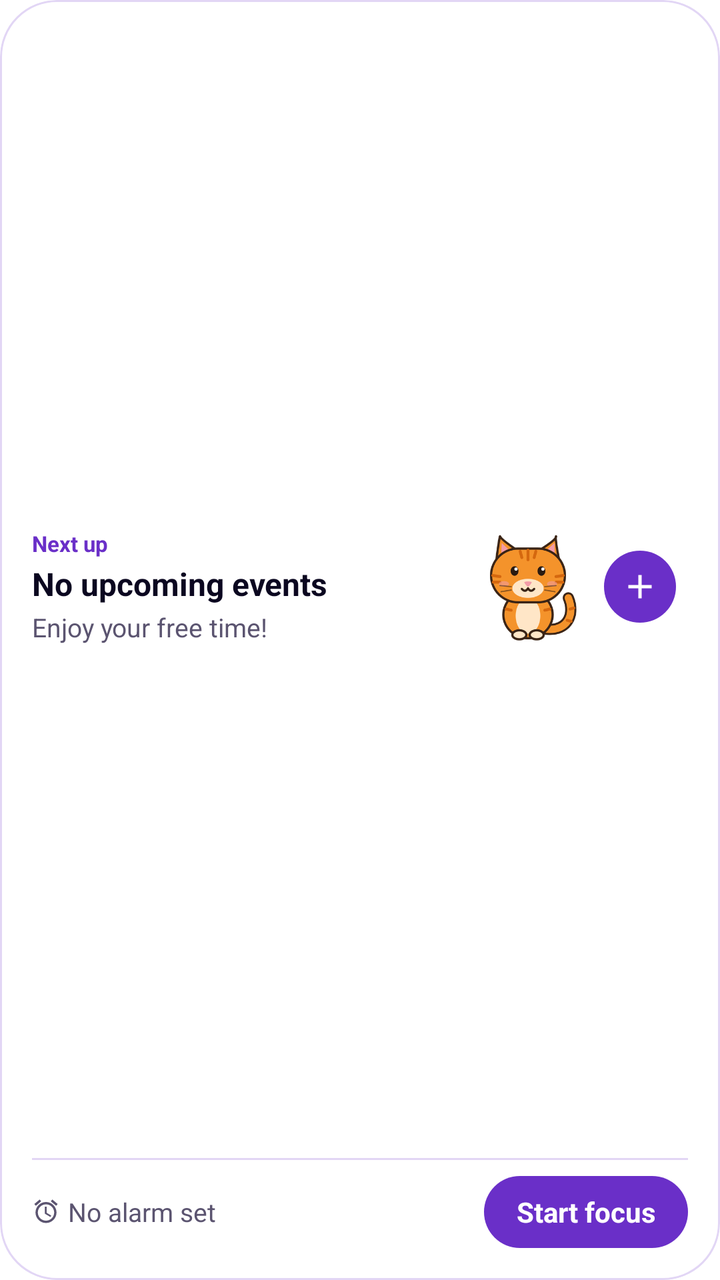
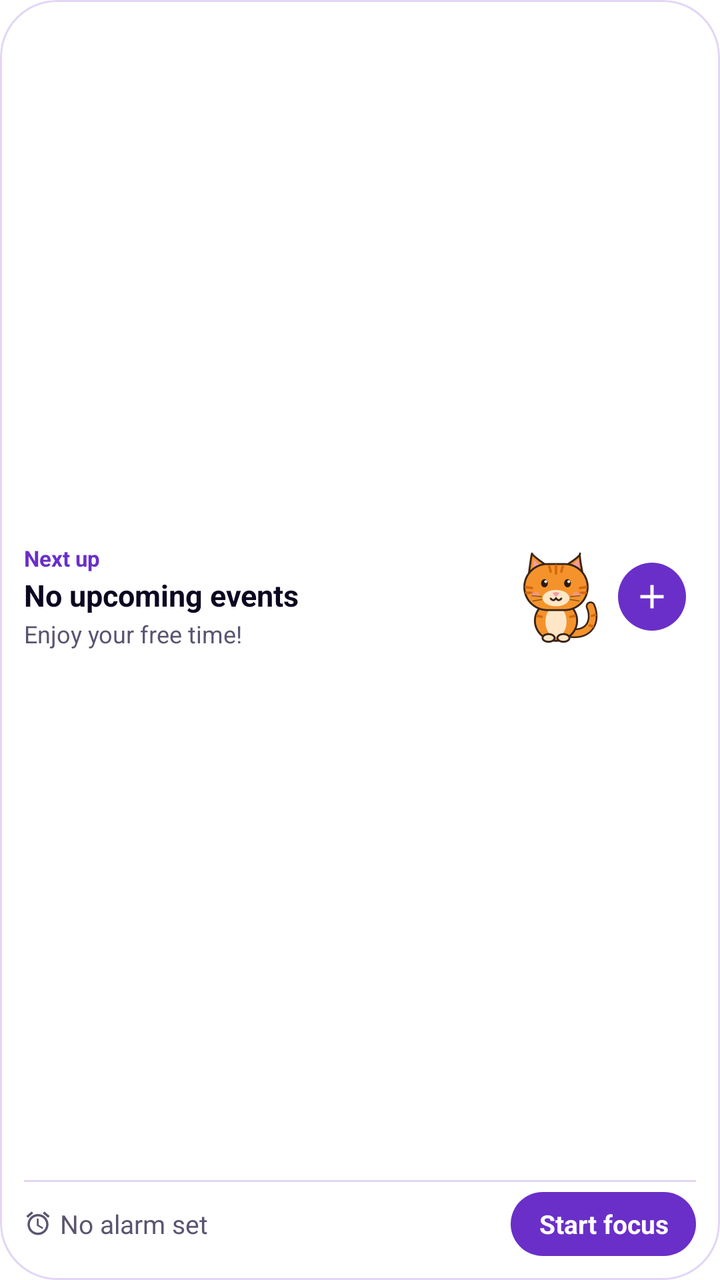

Screens rendered from an Android XML layout before and after an edit, with the pre-edit source and the edit as a unified diff.
<!-- AndroidManifest.xml: fallback theme Theme.MaterialComponents.DayNight.NoActionBar -->
<!-- res/layout/widget_today.xml -->
<?xml version="1.0" encoding="utf-8"?>
<FrameLayout xmlns:android="http://schemas.android.com/apk/res/android" xmlns:tools="http://schemas.android.com/tools"
    android:id="@android:id/background"
    android:layout_width="match_parent"
    android:layout_height="match_parent"
    android:background="@drawable/widget_background"
    android:clipToOutline="true"
    tools:targetApi="31">

    <LinearLayout
        android:layout_width="match_parent"
        android:layout_height="match_parent"
        android:orientation="vertical"
        android:padding="16dp">

        <LinearLayout
            android:id="@+id/today_event_area"
            android:layout_width="match_parent"
            android:layout_height="0dp"
            android:layout_weight="1"
            android:gravity="center_vertical"
            android:orientation="horizontal">

            <LinearLayout
                android:layout_width="0dp"
                android:layout_height="wrap_content"
                android:layout_weight="1"
                android:orientation="vertical">

                <TextView
                    android:layout_width="match_parent"
                    android:layout_height="wrap_content"
                    android:maxLines="1"
                    android:text="@string/widget_next_up"
                    android:textColor="@color/widget_label"
                    android:textSize="11sp"
                    android:textStyle="bold" />
                <TextView
                    android:id="@+id/today_title"
                    android:layout_width="match_parent"
                    android:layout_height="wrap_content"
                    android:layout_marginTop="2dp"
                    android:ellipsize="end"
                    android:fontFeatureSettings="tnum"
                    android:maxLines="2"
                    android:text="@string/widget_no_events"
                    android:textColor="@color/widget_text"
                    android:textSize="16sp"
                    android:textStyle="bold" />
                <TextView
                    android:id="@+id/today_when"
                    android:layout_width="match_parent"
                    android:layout_height="wrap_content"
                    android:layout_marginTop="2dp"
                    android:ellipsize="end"
                    android:fontFeatureSettings="tnum"
                    android:maxLines="1"
                    android:text="@string/widget_free_time"
                    android:textColor="@color/widget_text_2"
                    android:textSize="13sp" />
            </LinearLayout>
            <ImageView
                android:id="@+id/widget_ponpon"
                android:layout_width="56dp"
                android:layout_height="56dp"
                android:layout_gravity="center_vertical"
                android:layout_marginStart="8dp"
                android:contentDescription="@null"
                android:importantForAccessibility="no"
                android:scaleType="fitCenter"
                android:src="@drawable/ponpon_happy" />
        <FrameLayout
            android:id="@+id/today_add"
            android:layout_width="48dp"
            android:layout_height="48dp"
            android:layout_gravity="center_vertical"
            android:layout_marginStart="4dp"
            android:contentDescription="@string/widget_add_event">
            <ImageView
                android:layout_width="36dp"
                android:layout_height="36dp"
                android:layout_gravity="center"
                android:background="@drawable/widget_button"
                android:contentDescription="@null"
                android:importantForAccessibility="no"
                android:padding="8dp"
                android:scaleType="fitCenter"
                android:src="@drawable/ic_widget_add" />
        </FrameLayout>
        </LinearLayout>

        <ImageView
            android:layout_width="match_parent"
            android:layout_height="1dp"
            android:layout_marginTop="8dp"
            android:layout_marginBottom="8dp"
            android:background="@color/widget_hairline"
            android:contentDescription="@null"
            android:importantForAccessibility="no" />

        <LinearLayout
            android:id="@+id/today_alarm_area"
            android:layout_width="match_parent"
            android:layout_height="wrap_content"
            android:gravity="center_vertical"
            android:orientation="horizontal">

            <TextView
                android:id="@+id/today_alarm"
                android:layout_width="0dp"
                android:layout_height="wrap_content"
                android:layout_marginEnd="8dp"
                android:layout_weight="1"
                android:drawablePadding="4dp"
                android:drawableStart="@drawable/ic_widget_alarm"
                android:ellipsize="end"
                android:fontFeatureSettings="tnum"
                android:maxLines="1"
                android:text="@string/widget_no_alarm"
                android:textColor="@color/widget_text_2"
                android:textSize="13sp" />

            <TextView
                android:id="@+id/today_start"
                android:layout_width="wrap_content"
                android:layout_height="36dp"
                android:background="@drawable/widget_button"
                android:gravity="center"
                android:paddingStart="16dp"
                android:paddingEnd="16dp"
                android:text="@string/widget_start_focus"
                android:textColor="@color/widget_button_text"
                android:textSize="14sp"
                android:textStyle="bold" />
            <LinearLayout
                android:id="@+id/today_chip"
                android:layout_width="wrap_content"
                android:layout_height="36dp"
                android:background="@drawable/widget_chip"
                android:gravity="center_vertical"
                android:orientation="horizontal"
                android:paddingStart="12dp"
                android:paddingEnd="12dp"
                android:visibility="gone">
                <TextView
                    android:id="@+id/today_chip_label"
                    android:layout_width="wrap_content"
                    android:layout_height="wrap_content"
                    android:layout_marginEnd="6dp"
                    android:maxLines="1"
                    android:textColor="@color/widget_chip_text"
                    android:textSize="12sp" />
                <Chronometer
                    android:id="@+id/today_timer"
                    android:layout_width="wrap_content"
                    android:layout_height="wrap_content"
                    android:fontFeatureSettings="tnum"
                    android:textColor="@color/widget_chip_text"
                    android:textSize="14sp"
                    android:textStyle="bold" />
            </LinearLayout>
        </LinearLayout>
    </LinearLayout>
</FrameLayout>
<!-- resources referenced by this layout -->
<resources>
  <color name="widget_button_text">#FFFFFF</color>
  <color name="widget_chip_text">#25134D</color>
  <color name="widget_hairline">#E2D6F5</color>
  <color name="widget_label">#6A2FC8</color>
  <color name="widget_text">#0B0720</color>
  <color name="widget_text_2">#5B5470</color>
  <!-- drawable ic_widget_add (drawable) -->
  <?xml version="1.0" encoding="utf-8"?>
  <vector xmlns:android="http://schemas.android.com/apk/res/android"
      android:width="20dp"
      android:height="20dp"
      android:viewportWidth="24"
      android:viewportHeight="24">
      <path
          android:fillColor="@color/widget_button_text"
          android:pathData="M19,13h-6v6h-2v-6H5v-2h6V5h2v6h6v2z" />
  </vector>
  <!-- drawable ic_widget_alarm (drawable) -->
  <?xml version="1.0" encoding="utf-8"?>
  <vector xmlns:android="http://schemas.android.com/apk/res/android"
      android:width="14dp"
      android:height="14dp"
      android:viewportWidth="24"
      android:viewportHeight="24">
      <path
          android:fillColor="@color/widget_text_2"
          android:pathData="M22,5.72l-4.6,-3.86 -1.29,1.53 4.6,3.86L22,5.72zM7.88,3.39L6.6,1.86 2,5.71l1.29,1.53 4.59,-3.85zM12.5,8L11,8v6l4.75,2.85 0.75,-1.23 -4,-2.37L12.5,8zM12,4c-4.97,0 -9,4.03 -9,9s4.02,9 9,9c4.97,0 9,-4.03 9,-9s-4.03,-9 -9,-9zM12,20c-3.87,0 -7,-3.13 -7,-7s3.13,-7 7,-7 7,3.13 7,7 -3.13,7 -7,7z" />
  </vector>
  <!-- drawable ponpon_happy: png bitmap (drawable-nodpi, 44184 bytes) -->
  <!-- drawable widget_background (drawable) -->
  <?xml version="1.0" encoding="utf-8"?>
  <shape xmlns:android="http://schemas.android.com/apk/res/android">
      <solid android:color="@color/widget_surface" />
      <corners android:radius="16dp" />
      <stroke android:width="1dp" android:color="@color/widget_hairline" />
  </shape>
  <!-- drawable widget_button (drawable) -->
  <?xml version="1.0" encoding="utf-8"?>
  <shape xmlns:android="http://schemas.android.com/apk/res/android">
      <solid android:color="@color/widget_button_bg" />
      <corners android:radius="18dp" />
  </shape>
  <!-- drawable widget_chip (drawable) -->
  <?xml version="1.0" encoding="utf-8"?>
  <shape xmlns:android="http://schemas.android.com/apk/res/android">
      <solid android:color="@color/widget_chip_bg" />
      <corners android:radius="18dp" />
  </shape>
  <string name="widget_add_event">Add event</string>
  <string name="widget_free_time">Enjoy your free time!</string>
  <string name="widget_next_up">Next up</string>
  <string name="widget_no_alarm">No alarm set</string>
  <string name="widget_no_events">No upcoming events</string>
  <string name="widget_start_focus">Start focus</string>
  <color name="widget_surface">#FFFFFF</color>
  <color name="widget_button_bg">#6A2FC8</color>
  <color name="widget_chip_bg">#F2E9FF</color>
</resources>

<!-- the commit's change to res/layout/widget_today.xml (unified diff, before → after) -->
@@ -11,7 +11,7 @@
         android:layout_width="match_parent"
         android:layout_height="match_parent"
         android:orientation="vertical"
-        android:padding="16dp">
+        android:padding="12dp">
 
         <LinearLayout
             android:id="@+id/today_event_area"
@@ -39,64 +39,138 @@
                     android:id="@+id/today_title"
                     android:layout_width="match_parent"
                     android:layout_height="wrap_content"
-                    android:layout_marginTop="2dp"
+                    android:layout_marginTop="1dp"
                     android:ellipsize="end"
                     android:fontFeatureSettings="tnum"
-                    android:maxLines="2"
+                    android:maxLines="1"
                     android:text="@string/widget_no_events"
                     android:textColor="@color/widget_text"
-                    android:textSize="16sp"
+                    android:textSize="15sp"
                     android:textStyle="bold" />
                 <TextView
                     android:id="@+id/today_when"
                     android:layout_width="match_parent"
                     android:layout_height="wrap_content"
-                    android:layout_marginTop="2dp"
+                    android:layout_marginTop="1dp"
                     android:ellipsize="end"
                     android:fontFeatureSettings="tnum"
                     android:maxLines="1"
                     android:text="@string/widget_free_time"
                     android:textColor="@color/widget_text_2"
-                    android:textSize="13sp" />
+                    android:textSize="12sp" />
             </LinearLayout>
             <ImageView
                 android:id="@+id/widget_ponpon"
-                android:layout_width="56dp"
-                android:layout_height="56dp"
+                android:layout_width="48dp"
+                android:layout_height="48dp"
                 android:layout_gravity="center_vertical"
-                android:layout_marginStart="8dp"
+                android:layout_marginStart="6dp"
                 android:contentDescription="@null"
                 android:importantForAccessibility="no"
                 android:scaleType="fitCenter"
                 android:src="@drawable/ponpon_happy" />
-        <FrameLayout
-            android:id="@+id/today_add"
-            android:layout_width="48dp"
-            android:layout_height="48dp"
-            android:layout_gravity="center_vertical"
-            android:layout_marginStart="4dp"
-            android:contentDescription="@string/widget_add_event">
-            <ImageView
-                android:layout_width="36dp"
-                android:layout_height="36dp"
-                android:layout_gravity="center"
-                android:background="@drawable/widget_button"
-                android:contentDescription="@null"
-                android:importantForAccessibility="no"
-                android:padding="8dp"
-                android:scaleType="fitCenter"
-                android:src="@drawable/ic_widget_add" />
-        </FrameLayout>
+            <FrameLayout
+                android:id="@+id/today_add"
+                android:layout_width="44dp"
+                android:layout_height="44dp"
+                android:layout_gravity="center_vertical"
+                android:layout_marginStart="2dp"
+                android:contentDescription="@string/widget_add_event">
+                <ImageView
+                    android:layout_width="34dp"
+                    android:layout_height="34dp"
+                    android:layout_gravity="center"
+                    android:background="@drawable/widget_button"
+                    android:contentDescription="@null"
+                    android:importantForAccessibility="no"
+                    android:padding="7dp"
+                    android:scaleType="fitCenter"
+                    android:src="@drawable/ic_widget_add" />
+            </FrameLayout>
         </LinearLayout>
 
         <ImageView
             android:layout_width="match_parent"
             android:layout_height="1dp"
-            android:layout_marginTop="8dp"
-            android:layout_marginBottom="8dp"
+            android:layout_marginTop="5dp"
+            android:layout_marginBottom="5dp"
             android:background="@color/widget_hairline"
             android:contentDescription="@null"
             android:importantForAccessibility="no" />
+
+        <LinearLayout
+            android:id="@+id/today_tasks_area"
+            android:layout_width="match_parent"
+            android:layout_height="wrap_content"
+            android:gravity="center_vertical"
+            android:orientation="horizontal"
+            android:visibility="gone">
+
+            <LinearLayout
+                android:id="@+id/today_task_0"
+                android:layout_width="0dp"
+                android:layout_height="wrap_content"
+                android:layout_weight="1"
+                android:gravity="center_vertical"
+                android:orientation="horizontal">
+                <ImageView
+                    android:id="@+id/today_task_0_check"
+                    android:layout_width="26dp"
+                    android:layout_height="26dp"
+                    android:contentDescription="@string/widget_complete_task"
+                    android:padding="5dp"
+                    android:scaleType="fitCenter"
+                    android:src="@drawable/ic_widget_check" />
+                <TextView
+                    android:id="@+id/today_task_0_title"
+                    android:layout_width="0dp"
+                    android:layout_height="wrap_content"
+                    android:layout_weight="1"
+                    android:ellipsize="end"
+                    android:maxLines="1"
+                    android:textColor="@color/widget_text"
+                    android:textSize="12sp" />
+            </LinearLayout>
+
+            <TextView
+                android:id="@+id/today_tasks_more"
+                android:layout_width="wrap_content"
+                android:layout_height="wrap_content"
+                android:layout_marginStart="6dp"
+                android:fontFeatureSettings="tnum"
+                android:maxLines="1"
+                android:textColor="@color/widget_text_2"
+                android:textSize="11sp"
+                android:textStyle="bold"
+                android:visibility="gone" />
+
+            <TextView
+                android:id="@+id/today_recall_chip"
+                android:layout_width="wrap_content"
+                android:layout_height="24dp"
+                android:layout_marginStart="6dp"
+                android:background="@drawable/widget_chip"
+                android:fontFeatureSettings="tnum"
+                android:gravity="center"
+                android:maxLines="1"
+                android:paddingStart="8dp"
+                android:paddingEnd="8dp"
+                android:textColor="@color/widget_chip_text"
+                android:textSize="11sp"
+                android:textStyle="bold"
+                android:visibility="gone" />
+        </LinearLayout>
+
+        <ImageView
+            android:id="@+id/today_tasks_hairline"
+            android:layout_width="match_parent"
+            android:layout_height="1dp"
+            android:layout_marginTop="5dp"
+            android:layout_marginBottom="5dp"
+            android:background="@color/widget_hairline"
+            android:contentDescription="@null"
+            android:importantForAccessibility="no"
+            android:visibility="gone" />
 
         <LinearLayout
             android:id="@+id/today_alarm_area"
@@ -123,24 +197,24 @@
             <TextView
                 android:id="@+id/today_start"
                 android:layout_width="wrap_content"
-                android:layout_height="36dp"
+                android:layout_height="32dp"
                 android:background="@drawable/widget_button"
                 android:gravity="center"
-                android:paddingStart="16dp"
-                android:paddingEnd="16dp"
+                android:paddingStart="14dp"
+                android:paddingEnd="14dp"
                 android:text="@string/widget_start_focus"
                 android:textColor="@color/widget_button_text"
-                android:textSize="14sp"
+                android:textSize="13sp"
                 android:textStyle="bold" />
             <LinearLayout
                 android:id="@+id/today_chip"
                 android:layout_width="wrap_content"
-                android:layout_height="36dp"
+                android:layout_height="32dp"
                 android:background="@drawable/widget_chip"
                 android:gravity="center_vertical"
                 android:orientation="horizontal"
-                android:paddingStart="12dp"
-                android:paddingEnd="12dp"
+                android:paddingStart="10dp"
+                android:paddingEnd="10dp"
                 android:visibility="gone">
                 <TextView
                     android:id="@+id/today_chip_label"
@@ -156,7 +230,7 @@
                     android:layout_height="wrap_content"
                     android:fontFeatureSettings="tnum"
                     android:textColor="@color/widget_chip_text"
-                    android:textSize="14sp"
+                    android:textSize="13sp"
                     android:textStyle="bold" />
             </LinearLayout>
         </LinearLayout>
<!-- resource entries referenced after the edit -->
@@ -28,6 +28,17 @@
           android:fillColor="@color/widget_text_2"
           android:pathData="M22,5.72l-4.6,-3.86 -1.29,1.53 4.6,3.86L22,5.72zM7.88,3.39L6.6,1.86 2,5.71l1.29,1.53 4.59,-3.85zM12.5,8L11,8v6l4.75,2.85 0.75,-1.23 -4,-2.37L12.5,8zM12,4c-4.97,0 -9,4.03 -9,9s4.02,9 9,9c4.97,0 9,-4.03 9,-9s-4.03,-9 -9,-9zM12,20c-3.87,0 -7,-3.13 -7,-7s3.13,-7 7,-7 7,3.13 7,7 -3.13,7 -7,7z" />
   </vector>
+  <!-- drawable ic_widget_check (drawable) -->
+  <?xml version="1.0" encoding="utf-8"?>
+  <vector xmlns:android="http://schemas.android.com/apk/res/android"
+      android:width="16dp"
+      android:height="16dp"
+      android:viewportWidth="24"
+      android:viewportHeight="24">
+      <path
+          android:fillColor="@color/widget_text_2"
+          android:pathData="M19,5v14H5V5h14m0,-2H5c-1.1,0 -2,0.9 -2,2v14c0,1.1 0.9,2 2,2h14c1.1,0 2,-0.9 2,-2V5c0,-1.1 -0.9,-2 -2,-2z" />
+  </vector>
   <!-- drawable ponpon_happy: png bitmap (drawable-nodpi, 44184 bytes) -->
   <!-- drawable widget_background (drawable) -->
   <?xml version="1.0" encoding="utf-8"?>
@@ -49,6 +60,7 @@
       <corners android:radius="18dp" />
   </shape>
   <string name="widget_add_event">Add event</string>
+  <string name="widget_complete_task">Complete task</string>
   <string name="widget_free_time">Enjoy your free time!</string>
   <string name="widget_next_up">Next up</string>
   <string name="widget_no_alarm">No alarm set</string>
